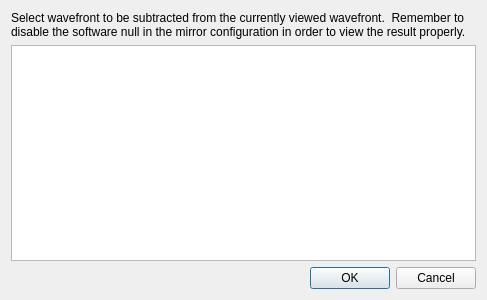
Above: subtractwavefronatsdlg.ui from githubdoe/DFTFringe before the change. Below: the same form after it.
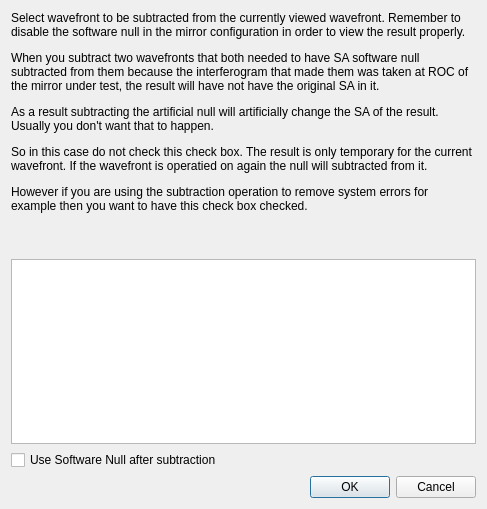
That is the form after the change.

Commit message: Added option to use SA null or not in subtract wavefront.

What changed in the file:
```diff
--- a/subtractwavefronatsdlg.ui
+++ b/subtractwavefronatsdlg.ui
@@ -7,7 +7,7 @@
     <x>0</x>
     <y>0</y>
     <width>487</width>
-    <height>300</height>
+    <height>509</height>
    </rect>
   </property>
   <property name="windowTitle">
@@ -17,7 +17,7 @@
    <item>
     <widget class="QLabel" name="label">
      <property name="text">
-      <string>Select wavefront to be subtracted from the currently viewed wavefront.  Remember to disable the software null in the mirror configuration in order to view the result properly.</string>
+      <string>&lt;html&gt;&lt;head/&gt;&lt;body&gt;&lt;p&gt;Select wavefront to be subtracted from the currently viewed wavefront. Remember to disable the software null in the mirror configuration in order to view the result properly.&lt;/p&gt;&lt;p&gt;When you subtract two wavefronts that both needed to have SA software null subtracted from them because the interferogram that made them was taken at ROC of the mirror under test, the result will have not have the original SA in it.&lt;/p&gt;&lt;p&gt;As a result subtracting the artificial null will artificially change the SA of the result. Usually you don't want that to happen.&lt;/p&gt;&lt;p&gt;So in this case do not check this check box. The result is only temporary for the current wavefront. If the wavefront is operatied on again the null will subtracted from it.&lt;/p&gt;&lt;p&gt;However if you are using the subtraction operation to remove system errors for example then you want to have this check box checked.&lt;/p&gt;&lt;p&gt;&lt;br/&gt;&lt;/p&gt;&lt;/body&gt;&lt;/html&gt;</string>
      </property>
      <property name="wordWrap">
       <bool>true</bool>
@@ -27,6 +27,16 @@
    <item>
     <widget class="QListWidget" name="listWidget"/>
    </item>
+   <item>
+    <widget class="QCheckBox" name="useNullCb">
+     <property name="toolTip">
+      <string>&lt;html&gt;&lt;head/&gt;&lt;body&gt;&lt;p&gt;When you subtract two wavefronts that both needed to have SA software null subtracted from them because the interferogram that &lt;/p&gt;&lt;p&gt;made them was taken at ROC of the mirror under test, the result will have not have the original SA in it.&lt;/p&gt;&lt;p&gt;As a result subtracting the artificial null will artificially change the SA of the result. Usually you don't want that to happen.&lt;/p&gt;&lt;p&gt;So in this case do not check this check box. The result is only temporary for the current wavefront. If the wavefront&lt;/p&gt;&lt;p&gt;is operatied on again the null will subtracted from it.&lt;/p&gt;&lt;p&gt;&lt;br/&gt;&lt;/p&gt;&lt;p&gt;However if you are using the subtraction operation to remove system errors for example then you want to have this check box checked.&lt;/p&gt;&lt;p&gt;&lt;br/&gt;&lt;/p&gt;&lt;/body&gt;&lt;/html&gt;</string>
+     </property>
+     <property name="text">
+      <string>Use Software Null after subtraction</string>
+     </property>
+    </widget>
+   </item>
    <item>
     <widget class="QDialogButtonBox" name="buttonBox">
      <property name="orientation">
```
The commit also changes 6 other files.
